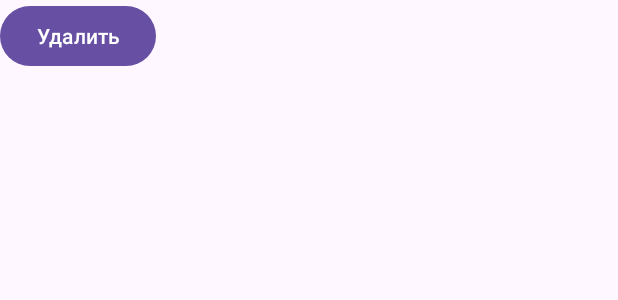
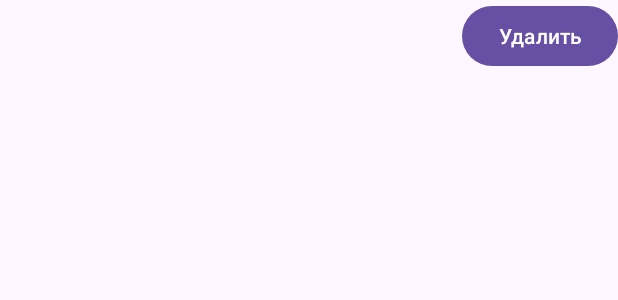
Before and after one commit to Hamjoshua/MD44-Database, an Android app: the layout r_item.xml on its own in the app's theme, with its tools: preview values and no code run, on a phone screen of 412 x 824 dp. Shown: the top 300 px of the screen. Run offline under Robolectric (Android 15) with nearby library versions, the phone set to English and light mode, and no system bars.

Commit message:
Удаление и добавление

```diff
--- a/app/src/main/res/layout/r_item.xml
+++ b/app/src/main/res/layout/r_item.xml
@@ -1,36 +1,37 @@
 <?xml version="1.0" encoding="utf-8"?>
-<LinearLayout xmlns:android="http://schemas.android.com/apk/res/android"
+<androidx.constraintlayout.widget.ConstraintLayout xmlns:android="http://schemas.android.com/apk/res/android"
+    xmlns:app="http://schemas.android.com/apk/res-auto"
     android:layout_width="match_parent"
     android:orientation="horizontal"
-    android:layout_height="match_parent">
+    android:layout_height="wrap_content">
 
-    <LinearLayout
-        android:orientation="vertical"
+    <TextView
+        app:layout_constraintLeft_toLeftOf="parent"
+        app:layout_constraintTop_toTopOf="parent"
+        android:id="@+id/header_title"
+
+        android:textSize="26sp"
         android:layout_width="wrap_content"
         android:layout_height="wrap_content">
-        <TextView
-            android:id="@+id/header_title"
-            android:textSize="26px"
-            android:layout_width="wrap_content"
-            android:layout_height="wrap_content">
+    </TextView>
 
-        </TextView>
+    <TextView
+        app:layout_constraintLeft_toLeftOf="parent"
+        app:layout_constraintTop_toBottomOf="@+id/btn_delete"
+        android:id="@+id/body_content"
 
-        <TextView
-            android:id="@+id/body_content"
-            android:textSize="12px"
-            android:layout_width="wrap_content"
-            android:layout_height="wrap_content">
-
-        </TextView>
-    </LinearLayout>
-
-    <Button
-        android:text="@string/btn_delete"
-        android:id="@+id/btn_delete"
+        android:textSize="20sp"
         android:layout_width="wrap_content"
         android:layout_height="wrap_content">
 
+    </TextView>
+
+    <Button
+        android:id="@+id/btn_delete"
+        android:layout_width="wrap_content"
+        android:layout_height="wrap_content"
+        android:text="@string/btn_delete"
+        app:layout_constraintEnd_toEndOf="parent"
+        app:layout_constraintTop_toTopOf="parent">
     </Button>
-
-</LinearLayout>
+</androidx.constraintlayout.widget.ConstraintLayout>
```
Also changed, not shown: app/src/main/java/com/example/dbapp/MainActivity.kt (+23 -9 lines), app/src/main/java/com/example/dbapp/NoteViewModel.kt (+13 -4 lines), app/src/main/java/com/example/dbapp/UIAdapter.kt (+9 -2 lines).
